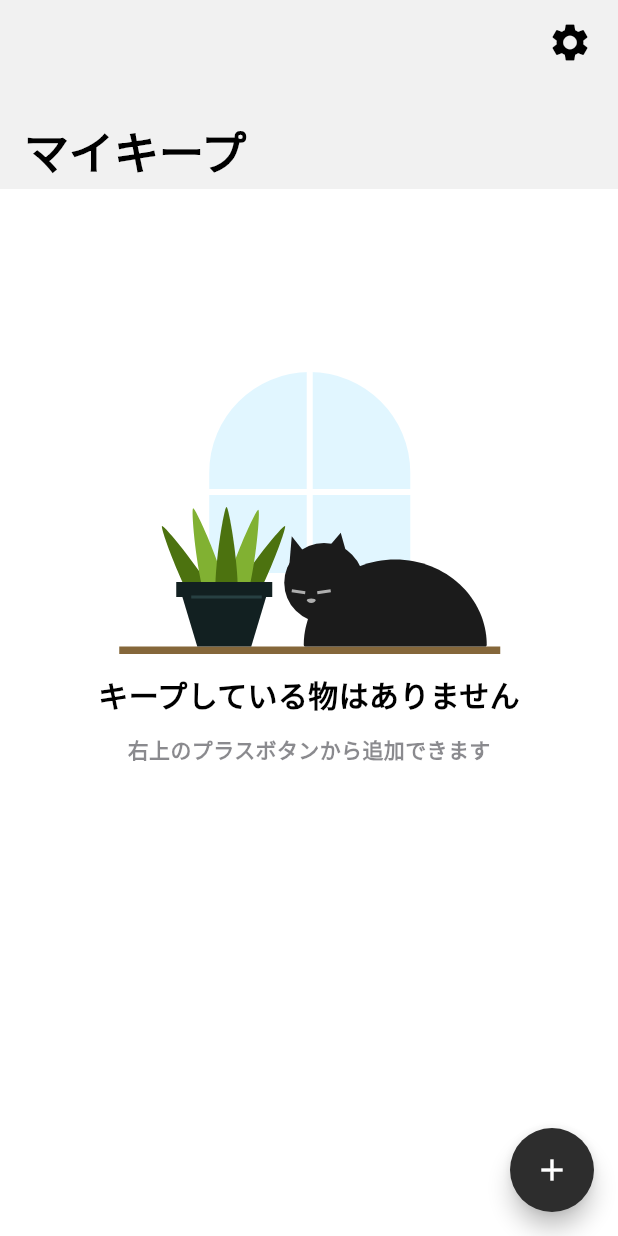
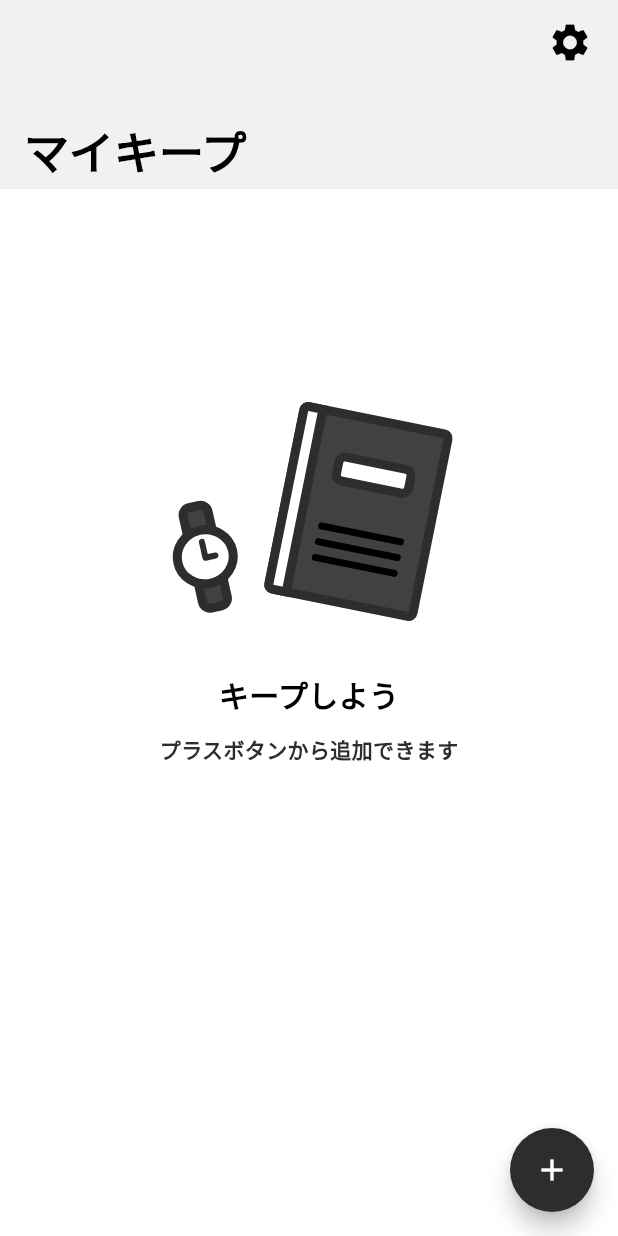
Before and after one commit to emusute1212/MyKeep, a Flutter app: the screen it shows after launch, on a phone screen of 412 x 824 dp. Run offline on Flutter 3.47's test engine with Material 3 defaults, Android fonts, the phone set to English and light mode, and no system bars; our stand-ins replace drift, flutter_hooks, flutter_svg, flutter_svg_provider, freezed_annotation, hooks_riverpod and 1 more; missing offline and left inert: metadata_fetch, receive_sharing_intent; accounts and stored records are empty; generated files the repository leaves out were written again.

Commit message:
feat: 画像リソースなどの調整

```diff
--- a/lib/ui/mystock/my_stock_empty.dart
+++ b/lib/ui/mystock/my_stock_empty.dart
@@ -18,7 +18,7 @@ class MyStockEmpty extends HookConsumerWidget {
             top: 12,
           ),
           child: Text(
-            "キープしている物はありません",
+            "キープしよう",
             style: TextStyle(
               fontSize: 20,
               color: Colors.black,
@@ -31,10 +31,10 @@ class MyStockEmpty extends HookConsumerWidget {
             top: 12,
           ),
           child: Text(
-            "右上のプラスボタンから追加できます",
+            "プラスボタンから追加できます",
             style: TextStyle(
               fontSize: 14,
-              color: Color(0x993C3C43),
+              color: Color(0xFF2D2D2D),
               fontWeight: FontWeight.w700,
             ),
           ),
--- a/pubspec.yaml
+++ b/pubspec.yaml
@@ -136,8 +136,4 @@ flutter:
   # see https://flutter.dev/custom-fonts/#from-packages
   assets:
     - assets/empty.svg
-    - assets/default_1.svg
-    - assets/default_2.svg
-    - assets/default_3.svg
-    - assets/default_4.svg
-    - assets/default_5.svg
+    - assets/default.svg
```
Also changed, not shown: lib/ui/mystock/stock_element.dart (+2 -5 lines), assets/default.svg (added), assets/default_1.svg (deleted), assets/default_2.svg (deleted), assets/default_3.svg (deleted), assets/default_4.svg (deleted), assets/default_5.svg (deleted), assets/empty.svg.
